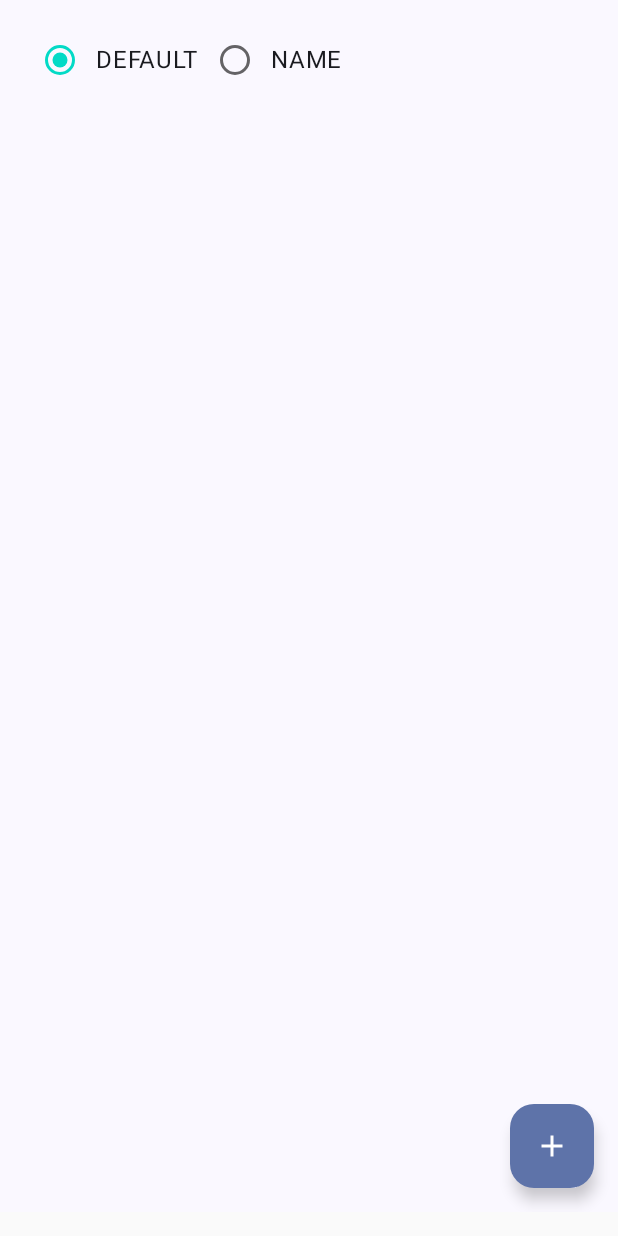
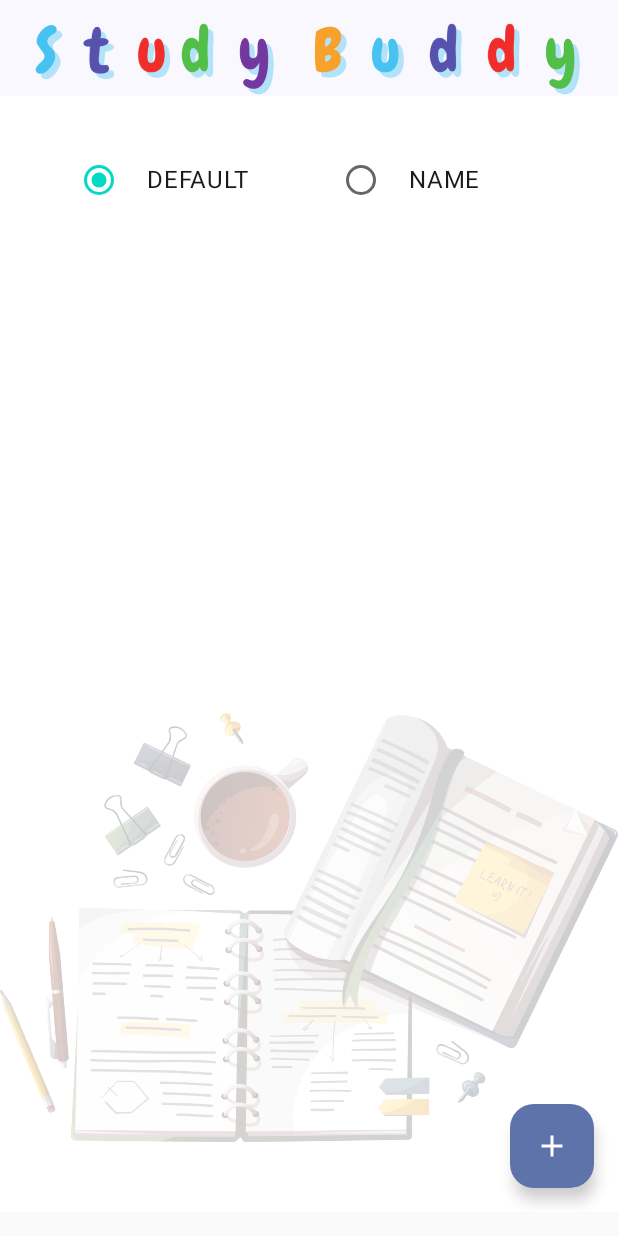
Before and after one commit to jocims/Flashcards, an Android app built with Jetpack Compose: the MainScreen screen opened through its navigation route, on a phone screen of 412 x 824 dp. Run offline under Robolectric (Android 15) with nearby library versions, the phone set to English and light mode, and no system bars; our stand-ins replace Room's generated code.

Commit message:
Added backgrounds

```diff
--- a/app/src/main/java/com/griffith/studybuddyflashcards/MainScreen.kt
+++ b/app/src/main/java/com/griffith/studybuddyflashcards/MainScreen.kt
@@ -3,21 +3,32 @@ package com.griffith.studybuddyflashcards
 import android.content.Context
 import android.content.Intent
 import android.widget.Toast
+import androidx.compose.foundation.Image
+import androidx.compose.foundation.background
 import androidx.compose.foundation.clickable
 import androidx.compose.foundation.horizontalScroll
 import androidx.compose.foundation.layout.Arrangement
+import androidx.compose.foundation.layout.Box
 import androidx.compose.foundation.layout.Column
 import androidx.compose.foundation.layout.PaddingValues
 import androidx.compose.foundation.layout.Row
+import androidx.compose.foundation.layout.Spacer
+import androidx.compose.foundation.layout.aspectRatio
 import androidx.compose.foundation.layout.fillMaxSize
 import androidx.compose.foundation.layout.fillMaxWidth
+import androidx.compose.foundation.layout.navigationBarsPadding
 import androidx.compose.foundation.layout.padding
+import androidx.compose.foundation.layout.statusBarsPadding
 import androidx.compose.foundation.lazy.LazyColumn
 import androidx.compose.foundation.lazy.items
 import androidx.compose.foundation.rememberScrollState
+import androidx.compose.foundation.shape.RoundedCornerShape
+import androidx.compose.material.Card
+import androidx.compose.material.MaterialTheme
 import androidx.compose.material.RadioButton
 import androidx.compose.material.icons.Icons
 import androidx.compose.material.icons.filled.Add
+import androidx.compose.material.icons.filled.Clear
 import androidx.compose.material.icons.filled.Delete
 import androidx.compose.material3.ExperimentalMaterial3Api
 import androidx.compose.material3.FloatingActionButton
@@ -25,6 +36,7 @@ import androidx.compose.material3.Icon
 import androidx.compose.material3.IconButton
 import androidx.compose.material3.Scaffold
 import androidx.compose.material3.Text
+import androidx.compose.material3.TopAppBar
 import androidx.compose.runtime.Composable
 import androidx.compose.runtime.collectAsState
 import androidx.compose.runtime.getValue
@@ -36,30 +48,40 @@ import androidx.compose.ui.unit.sp
 import kotlinx.coroutines.flow.toList
 import androidx.compose.runtime.remember
 import androidx.compose.runtime.rememberUpdatedState
+import androidx.compose.ui.draw.clip
+import androidx.compose.ui.graphics.Color
+import androidx.compose.ui.layout.ContentScale
+import androidx.compose.ui.res.painterResource
 import androidx.navigation.NavController
 import kotlinx.coroutines.launch
 
+@OptIn(ExperimentalMaterial3Api::class)
 @Composable
 fun MainScreen(
     state: SubjectState,
     onEvent: (AppEvent) -> Unit,
     viewModel: SubjectViewModel,
     navController: NavController  // Add this parameter
-
-//    context: Context,
-
 ) {
 
     val context = LocalContext.current
 
-    // Collect the flashcards directly from the ViewModel
-    // Collect the flashcards directly from the ViewModel
-//    val flashcardsState by viewModel.stateFlashcard.collectAsState()
-//    val flashcards = remember {
-//        flashcardsState.flashcards
-//    }
+    Scaffold (
+        topBar = {
+            TopAppBar(
+                title = { },
+                actions = {
 
-    Scaffold (
+                    Image(
+                        painter = painterResource(id = R.drawable.header),  // Replace with your image resource
+                        contentDescription = "Header Image",
+                        modifier = Modifier
+                            .fillMaxSize()
+                            .padding(10.dp)
+                    )
+                },
+            )
+        },
         floatingActionButton = {
             FloatingActionButton(onClick = {
                 onEvent(AppEvent.ShowSubjectDialog)
@@ -72,40 +94,74 @@ fun MainScreen(
         },
         modifier = Modifier.padding(bottom = 16.dp)
     ) { _ ->
-        if(state.isAddingSubject) {
+
+        // Use a Box to layer the content and the background image
+        Box(
+            modifier = Modifier
+                .fillMaxSize()
+                .background(Color.White), // Set a default background color
+
+            // Content of the Box
+            contentAlignment = Alignment.Center,
+        ) {
+            // Background Image
+            Image(
+                painter = painterResource(id = R.drawable.background2), // Replace with your image resource
+                contentDescription = null,
+                modifier = Modifier
+                    .fillMaxSize()
+                    .fillMaxWidth()
+                    .statusBarsPadding()
+            )
+
+
+            if (state.isAddingSubject) {
                 AddSubjectDialog(state = state, onEvent = onEvent)
             }
 
             LazyColumn(
-            contentPadding = PaddingValues(16.dp),
-            modifier = Modifier.fillMaxSize(),
-            verticalArrangement = Arrangement.spacedBy(16.dp)
+                modifier = Modifier
+                    .fillMaxSize()
+                    .padding(top = 80.dp)
+                    .navigationBarsPadding(),
+                verticalArrangement = Arrangement.spacedBy(16.dp),
+                horizontalAlignment = Alignment.CenterHorizontally
             ) {
                 item {
                     Row(
                         modifier = Modifier
                             .fillMaxWidth()
-                        .horizontalScroll(rememberScrollState()),
-                    verticalAlignment = Alignment.CenterVertically
+                            .horizontalScroll(rememberScrollState())
+                            .padding(16.dp), // Adjust padding as needed
+                        verticalAlignment = Alignment.CenterVertically,
+                        horizontalArrangement = Arrangement.Center // Center the content horizontally
                     ) {
                         SortType.values().forEach { sortType ->
                             Row(
                                 modifier = Modifier
                                     .clickable {
                                         onEvent(AppEvent.SortSubjects(sortType))
-                                },
+                                    }
+                                    .fillMaxWidth(), // Ensure the inner Row takes the full width
                                 verticalAlignment = Alignment.CenterVertically
                             ) {
                                 RadioButton(
                                     selected = state.sortType == sortType,
                                     onClick = {
                                         onEvent(AppEvent.SortSubjects(sortType))
-                                }
+                                    },
+                                    modifier = Modifier.padding(end = 8.dp) // Adjust padding as needed
                                 )
-                            Text(text = sortType.name)
+
+                                Text(
+                                    text = sortType.name,
+                                    modifier = Modifier.padding(end = 50.dp) // Adjust padding as needed
+                                )
+
                             }
                         }
                     }
+
                 }
                 items(state.subjects) { subject ->
                     Row(
@@ -144,9 +200,9 @@ fun MainScreen(
             }
         }
     }
+}
+
 
 fun showToast(context: Context, message: String) {
     Toast.makeText(context, message, Toast.LENGTH_SHORT).show()
-
-
 }
```
Also changed, not shown: app/src/main/java/com/griffith/studybuddyflashcards/QuizScreen.kt (+52 -6 lines), app/src/main/java/com/griffith/studybuddyflashcards/StudyScreen.kt (+5 -21 lines), app/src/main/res/drawable/back.png (added), app/src/main/res/drawable/background1.png (added), app/src/main/res/drawable/background2.png, app/src/main/res/drawable/background3.png, app/src/main/res/drawable/front.png (added), app/src/main/res/drawable/header.png, app/src/main/res/drawable/subject.png (added). Lines whose indentation alone changed are shown as unchanged.
